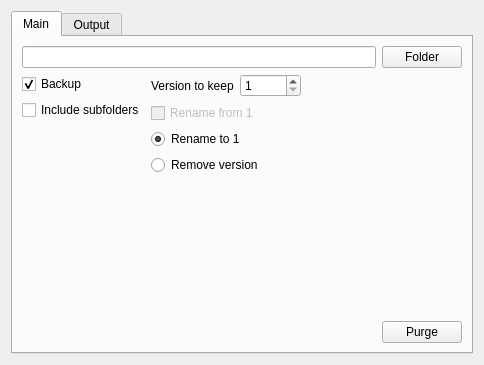
First picture: the form in src/mainGUI.ui, repository cakeller98/creo-file-utils, before the edit.
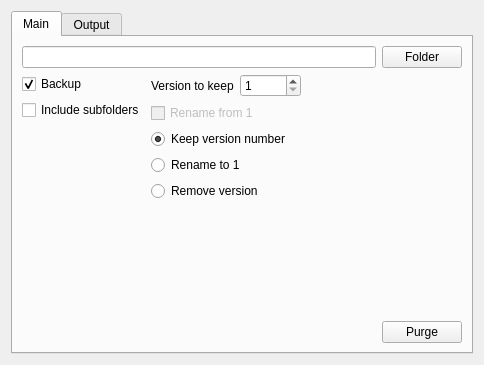
Second picture: the form after the edit.

What changed in the file:
```diff
--- a/src/mainGUI.ui
+++ b/src/mainGUI.ui
@@ -146,13 +146,23 @@
              </property>
             </widget>
            </item>
+           <item>
+            <widget class="QRadioButton" name="rb_keep_number">
+             <property name="text">
+              <string>Keep version number</string>
+             </property>
+             <property name="checked">
+              <bool>true</bool>
+             </property>
+            </widget>
+           </item>
            <item>
             <widget class="QRadioButton" name="rb_rename_to_one">
              <property name="text">
               <string>Rename to 1</string>
              </property>
              <property name="checked">
-              <bool>true</bool>
+              <bool>false</bool>
              </property>
             </widget>
            </item>
```
